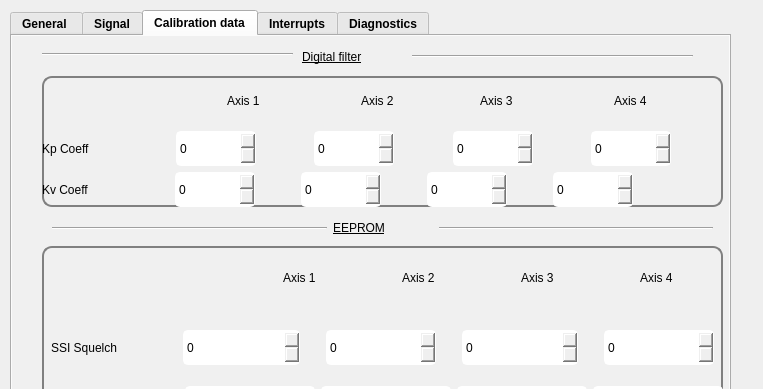
guepy/ECA_ZMI4104C_main, file deviceTango/DeviceServers/nar/include/settingsform.ui: the form before one commit; both pictures show x 0 to 763 and y 0 to 389 of the 763 by 753 pixel window.
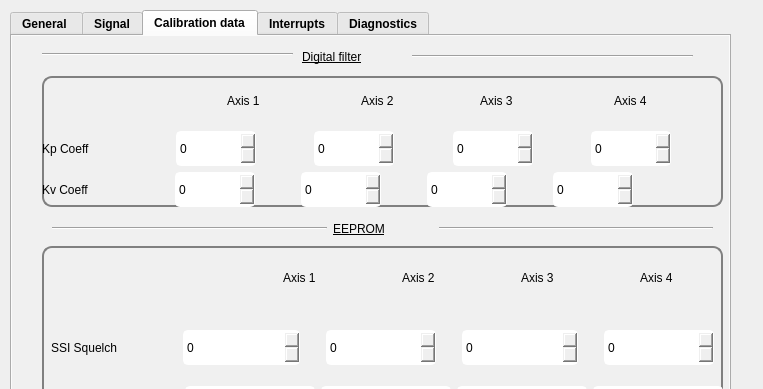
The form after the commit. The open tabs and pages were chosen to show the change. Icons and pictures are not drawn.

```diff
--- a/deviceTango/DeviceServers/nar/include/settingsform.ui
+++ b/deviceTango/DeviceServers/nar/include/settingsform.ui
@@ -3482,7 +3482,7 @@
        <x>40</x>
        <y>180</y>
        <width>661</width>
-       <height>25</height>
+       <height>26</height>
       </rect>
      </property>
      <layout class="QHBoxLayout" name="horizontalLayout_8">
```
Left out of the diff: 2 changed lines with no effect on the pictures.
